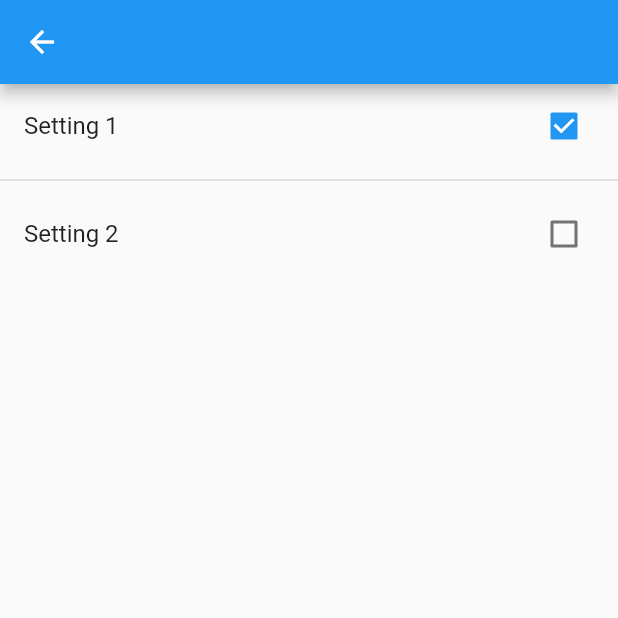
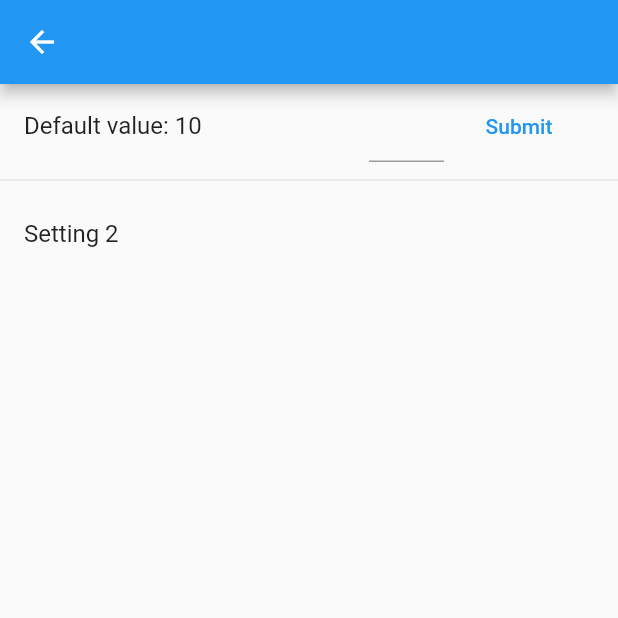
Before and after one commit to TisNomad/Flicker_Project, a Flutter app: the Settings screen opened directly, on a phone screen of 412 x 824 dp, the top half of it. Run offline on Flutter 3.47's test engine with Material 2 defaults, Android fonts, the phone set to English and light mode, and no system bars; our stand-ins replace wakelock.

Commit message:
settings menu added an option for setting default starting value for flicker

```diff
--- a/lib/global_data.dart
+++ b/lib/global_data.dart
@@ -16,7 +16,7 @@ class GlobalData extends ChangeNotifier {
   bool _isIncreasing = false;
   bool _isDecreasing = false;
   int _differenceValue = 1;
-  int _differenceSpeed = 1;
+  int _differenceSpeed = 1000;
   int _defaultHz = 10;
   List<String> pageList = ["Settings"];
   var settingsValueList = <dynamic>[];
@@ -76,6 +76,14 @@ class GlobalData extends ChangeNotifier {
     settingsValueList.addAll(<dynamic>[true, false]);
   }
 
+  void setDefaultHz(int newValue) {
+    this._defaultHz = newValue;
+  }
+
+  int getDefaultHz() {
+    return _defaultHz;
+  }
+
   void refreshHz() {
     _stopChangingHz();
     for (Flicker f in flickerList) {
@@ -119,6 +127,7 @@ class GlobalData extends ChangeNotifier {
 
   void startIncreasingHz() {
     _differenceValue = my_math.abs(_differenceValue) as int;
+
     //Made the change value positive
     _isIncreasing = true;
     _isDecreasing = false;
@@ -145,7 +154,7 @@ class GlobalData extends ChangeNotifier {
     FlickerTimer t = _findTimer(f) as FlickerTimer;
     t.timer?.cancel();
     t.timer = null;
-    t.timer = Timer.periodic(Duration(seconds: _differenceSpeed), (timer) {
+    t.timer = Timer.periodic(Duration(milliseconds: _differenceSpeed), (timer) {
       f.hz = f.hz + _differenceValue;
       _setTimerOf(f, f.hz);
       if (f.hz < 2) {
--- a/lib/settings_route.dart
+++ b/lib/settings_route.dart
@@ -1,4 +1,7 @@
+// ignore_for_file: avoid_print, prefer_const_literals_to_create_immutables, prefer_const_constructors
+
 import 'package:flutter/material.dart';
+import 'package:flutter/services.dart';
 import 'package:hello_world/global_data.dart';
 import 'package:provider/provider.dart';
 //import 'package:hello_world/global_data.dart';
@@ -12,6 +15,8 @@ class Settings extends StatefulWidget {
 }
 
 class _SettingsState extends State<Settings> {
+  final textController = TextEditingController();
+  late int defaultValueTemp = 11;
   @override
   Widget build(BuildContext context) {
     var settingsValueList =
@@ -29,24 +34,60 @@ class _SettingsState extends State<Settings> {
       body: Column(
         crossAxisAlignment: CrossAxisAlignment.stretch,
         children: <Widget>[
-          CheckboxListTile(
-            title: const Text("Setting 1"),
-            value: settingsValueList[0] as bool,
-            onChanged: (newValue) {
-              setState(() {
-                settingsValueList[0] = newValue;
-              });
-            },
+          ListTile(
+            trailing: Container(
+              width: 150,
+              child: Row(
+                children: [
+                  Expanded(
+                    flex: 1,
+                    child: SizedBox(
+                      child: TextField(
+                        controller: textController,
+                        keyboardType: TextInputType.number,
+                        inputFormatters: <TextInputFormatter>[
+                          TextInputFormatter.withFunction((oldValue, newValue) {
+                            if (newValue != null) {
+                              setState(() {
+                                defaultValueTemp =
+                                    int.tryParse(newValue.text) as int;
+                              });
+                              print(defaultValueTemp);
+                            }
+
+                            return newValue;
+                          }),
+                        ],
+                        textAlign: TextAlign.end,
+                      ),
+                    ),
+                  ),
+                  Expanded(
+                    flex: 2,
+                    child: TextButton(
+                      onPressed: () {
+                        if (defaultValueTemp > 2) {
+                          setState(() {
+                            context
+                                .read<GlobalData>()
+                                .setDefaultHz(defaultValueTemp);
+                          });
+                        } else {
+                          print("Please submit a value greater than 2");
+                        }
+                      },
+                      child: Text("Submit", textAlign: TextAlign.center),
+                    ),
+                  )
+                ],
+              ),
+            ),
+            title: Text(
+                "Default value: ${context.read<GlobalData>().getDefaultHz()}"),
           ),
-          const Divider(thickness: 1),
-          CheckboxListTile(
-            title: const Text("Setting 2"),
-            value: settingsValueList[1] as bool,
-            onChanged: (newValue) {
-              setState(() {
-                settingsValueList[1] = newValue;
-              });
-            },
+          const Divider(),
+          const ListTile(
+            title: Text("Setting 2"),
           ),
         ],
       ),
```
Also changed, not shown: lib/Flicker.dart (+9 -3 lines).
